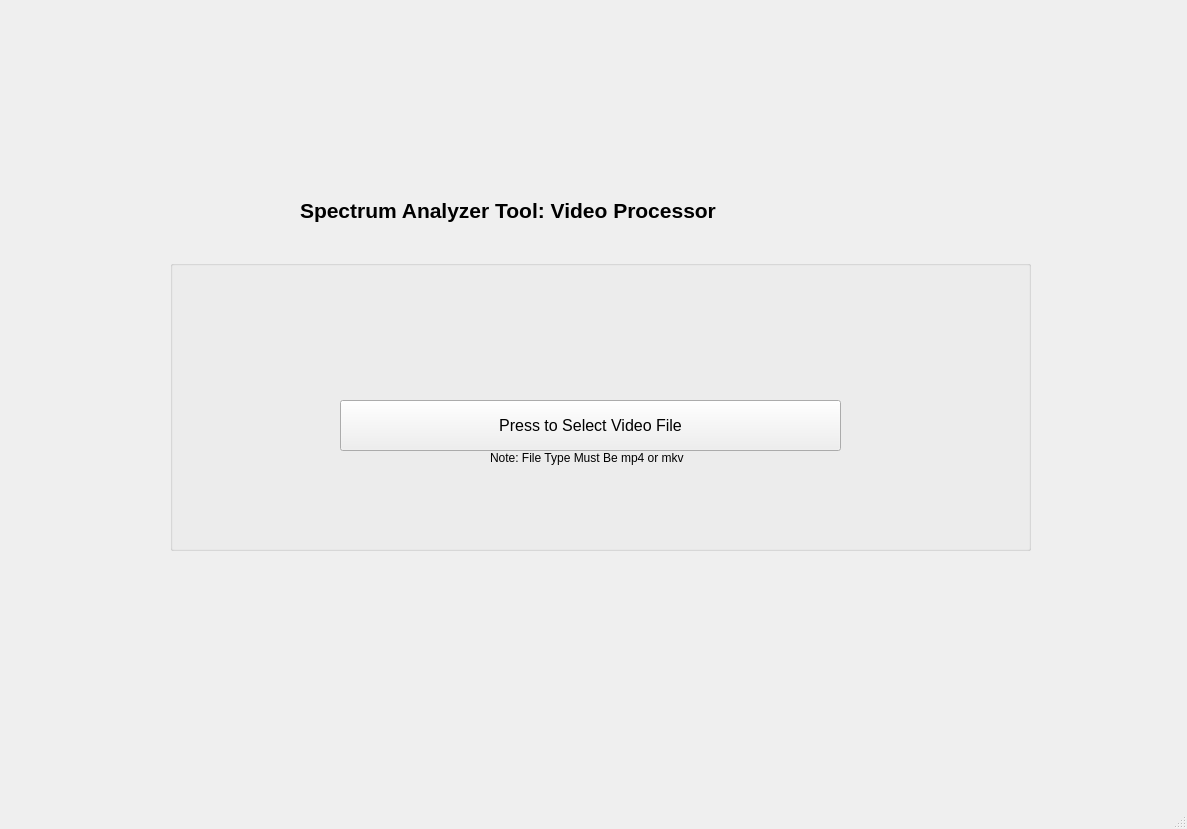
Before: the Qt Designer form src/sat/load_page.ui in alexandropinion/spectrum-analyzer-tool-group4, drawn with Qt 5.
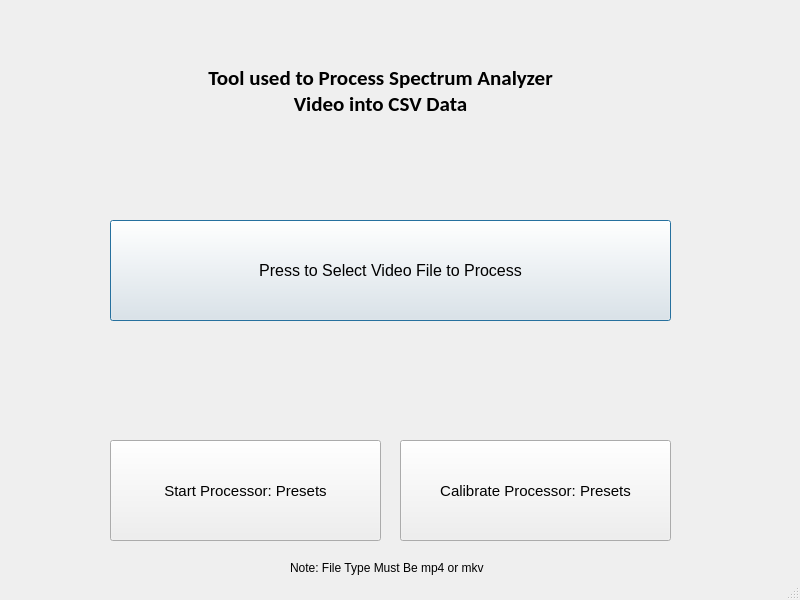
After: the same form once the commit is applied.

Patch:
```diff
--- a/src/sat/load_page.ui
+++ b/src/sat/load_page.ui
@@ -6,8 +6,8 @@
    <rect>
     <x>0</x>
     <y>0</y>
-    <width>1187</width>
-    <height>829</height>
+    <width>800</width>
+    <height>600</height>
    </rect>
   </property>
   <property name="windowTitle">
@@ -17,68 +17,129 @@
    <enum>Qt::ToolButtonTextOnly</enum>
   </property>
   <widget class="QWidget" name="loadVideoWidget">
-   <widget class="QGroupBox" name="groupBox">
+   <widget class="QPushButton" name="loadVidBtn">
     <property name="geometry">
      <rect>
-      <x>170</x>
-      <y>260</y>
-      <width>861</width>
-      <height>291</height>
+      <x>110</x>
+      <y>220</y>
+      <width>561</width>
+      <height>101</height>
      </rect>
     </property>
-    <property name="title">
-     <string/>
+    <property name="font">
+     <font>
+      <pointsize>12</pointsize>
+     </font>
     </property>
-    <widget class="QPushButton" name="loadVidBtn">
-     <property name="geometry">
-      <rect>
-       <x>170</x>
-       <y>140</y>
-       <width>501</width>
-       <height>51</height>
-      </rect>
-     </property>
-     <property name="font">
-      <font>
-       <pointsize>12</pointsize>
-      </font>
-     </property>
-     <property name="text">
-      <string>Press to Select Video File</string>
-     </property>
-    </widget>
-    <widget class="QLabel" name="noteLabel">
-     <property name="geometry">
-      <rect>
-       <x>320</x>
-       <y>190</y>
-       <width>211</width>
-       <height>16</height>
-      </rect>
-     </property>
-     <property name="text">
-      <string>Note: File Type Must Be mp4 or mkv</string>
-     </property>
-    </widget>
+    <property name="toolTip">
+     <string>&lt;html&gt;&lt;head/&gt;&lt;body&gt;&lt;p&gt;Press to load a specific Spectrum Analyzer (SA) video file that has captured the front panel of a given SA and begin calibration of the signal processing.&lt;br/&gt;&lt;br/&gt;Note: Ensure that the &amp;quot;config.ini&amp;quot; file is in the same directory as this executable. This .ini file will be used to store required configuration data for the application and is called with a relative filepath to the executable's current directory.&lt;/p&gt;&lt;/body&gt;&lt;/html&gt;</string>
+    </property>
+    <property name="autoFillBackground">
+     <bool>false</bool>
+    </property>
+    <property name="text">
+     <string>Press to Select Video File to Process</string>
+    </property>
+    <property name="default">
+     <bool>true</bool>
+    </property>
+    <property name="flat">
+     <bool>false</bool>
+    </property>
    </widget>
    <widget class="QLabel" name="titleLabel">
     <property name="geometry">
      <rect>
-      <x>300</x>
-      <y>190</y>
-      <width>591</width>
-      <height>41</height>
+      <x>190</x>
+      <y>50</y>
+      <width>381</width>
+      <height>81</height>
      </rect>
     </property>
     <property name="font">
      <font>
+      <family>Calibri</family>
       <pointsize>16</pointsize>
       <weight>75</weight>
       <bold>true</bold>
      </font>
     </property>
     <property name="text">
-     <string>Spectrum Analyzer Tool: Video Processor</string>
+     <string>Tool used to Process Spectrum Analyzer Video into CSV Data</string>
+    </property>
+    <property name="textFormat">
+     <enum>Qt::AutoText</enum>
+    </property>
+    <property name="alignment">
+     <set>Qt::AlignCenter</set>
+    </property>
+    <property name="wordWrap">
+     <bool>true</bool>
+    </property>
+   </widget>
+   <widget class="QLabel" name="noteLabel">
+    <property name="geometry">
+     <rect>
+      <x>290</x>
+      <y>560</y>
+      <width>211</width>
+      <height>16</height>
+     </rect>
+    </property>
+    <property name="text">
+     <string>Note: File Type Must Be mp4 or mkv</string>
+    </property>
+   </widget>
+   <widget class="QToolButton" name="startProcessorPresets">
+    <property name="geometry">
+     <rect>
+      <x>110</x>
+      <y>440</y>
+      <width>271</width>
+      <height>101</height>
+     </rect>
+    </property>
+    <property name="font">
+     <font>
+      <pointsize>11</pointsize>
+      <weight>50</weight>
+      <bold>false</bold>
+     </font>
+    </property>
+    <property name="autoFillBackground">
+     <bool>true</bool>
+    </property>
+    <property name="text">
+     <string>Start Processor: Presets</string>
+    </property>
+    <property name="checkable">
+     <bool>false</bool>
+    </property>
+    <property name="toolButtonStyle">
+     <enum>Qt::ToolButtonIconOnly</enum>
+    </property>
+    <property name="autoRaise">
+     <bool>false</bool>
+    </property>
+   </widget>
+   <widget class="QToolButton" name="calibrateProcessorPresets">
+    <property name="geometry">
+     <rect>
+      <x>400</x>
+      <y>440</y>
+      <width>271</width>
+      <height>101</height>
+     </rect>
+    </property>
+    <property name="font">
+     <font>
+      <pointsize>11</pointsize>
+      <weight>50</weight>
+      <bold>false</bold>
+     </font>
+    </property>
+    <property name="text">
+     <string>Calibrate Processor: Presets</string>
     </property>
    </widget>
   </widget>
```
